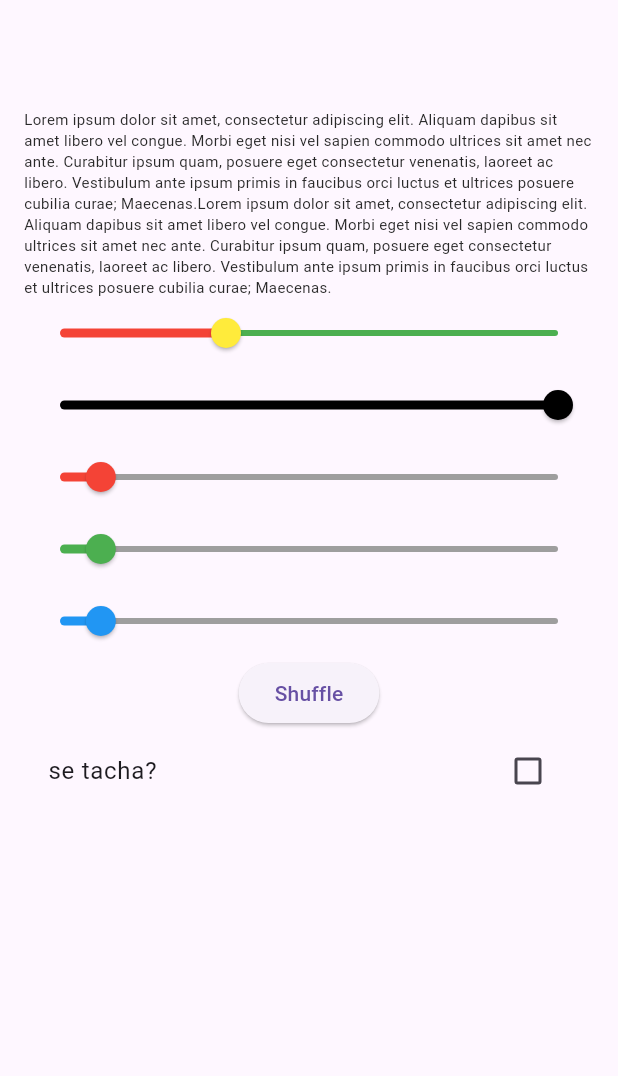
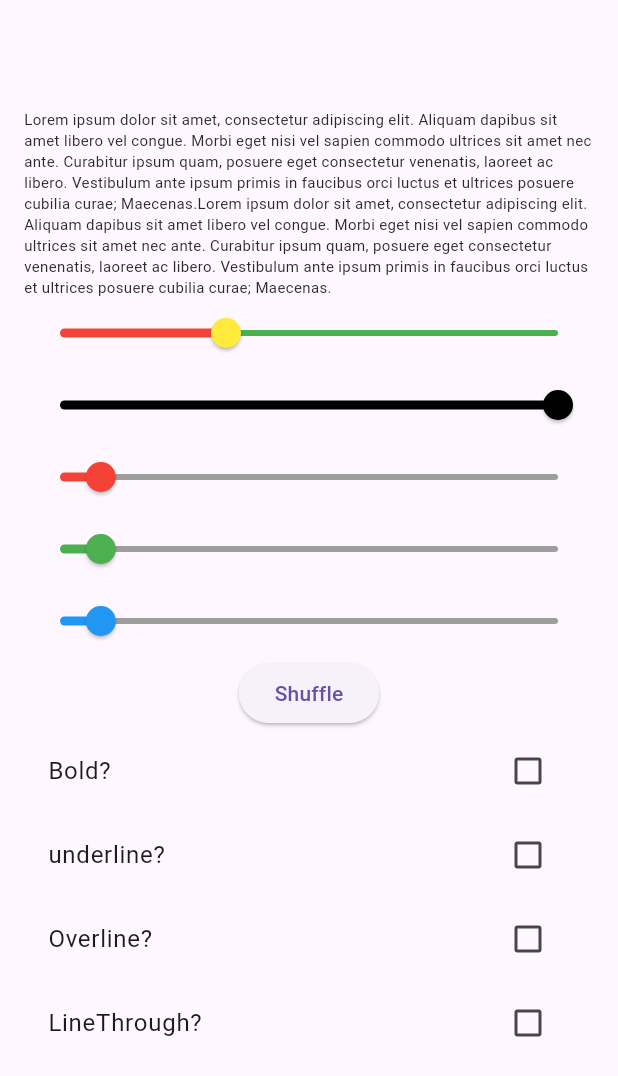
Before and after one commit to fr4nsgallegos/slider_app_g8, a Flutter app: the screen it shows after launch, on a phone screen of 412 x 824 dp. Shown: the top 1076 px of the screen. Run offline on Flutter 3.47's test engine with Material 3 defaults, Android fonts, the phone set to English and light mode, and no system bars.

Commit message:
adding textdecorations

```diff
--- a/lib/pages/home_page.dart
+++ b/lib/pages/home_page.dart
@@ -17,6 +17,10 @@ class _HomePageState extends State<HomePage> {
       "Lorem ipsum dolor sit amet, consectetur adipiscing elit. Aliquam dapibus sit amet libero vel congue. Morbi eget nisi vel sapien commodo ultrices sit amet nec ante. Curabitur ipsum quam, posuere eget consectetur venenatis, laoreet ac libero. Vestibulum ante ipsum primis in faucibus orci luctus et ultrices posuere cubilia curae; Maecenas.Lorem ipsum dolor sit amet, consectetur adipiscing elit. Aliquam dapibus sit amet libero vel congue. Morbi eget nisi vel sapien commodo ultrices sit amet nec ante. Curabitur ipsum quam, posuere eget consectetur venenatis, laoreet ac libero. Vestibulum ante ipsum primis in faucibus orci luctus et ultrices posuere cubilia curae; Maecenas.";
 
   bool isUnderline = false;
+  bool isOverline = false;
+  bool isLineThrough = false;
+  bool isBold = false;
+  List<TextDecoration> decorationTextExample = [];
   @override
   Widget build(BuildContext context) {
     return SafeArea(
@@ -30,6 +34,8 @@ class _HomePageState extends State<HomePage> {
                 Text(
                   textLorem,
                   style: TextStyle(
+                      fontWeight:
+                          isBold == true ? FontWeight.bold : FontWeight.normal,
                       fontSize: sizeValue,
                       color: Color.fromRGBO(
                         redValue.toInt(),
@@ -37,9 +43,17 @@ class _HomePageState extends State<HomePage> {
                         blueValue.toInt(),
                         opacityValue,
                       ),
-                    decoration: isUnderline == true
-                        ? TextDecoration.underline
-                        : TextDecoration.none,
+                      decoration: TextDecoration.combine(decorationTextExample
+                          // [
+                          //   TextDecoration.underline, //raya abajo
+                          //   TextDecoration.overline, //raya arriba
+                          //   TextDecoration.lineThrough, //tachado
+                          // ],
+                          )
+
+                      //  isUnderline == true
+                      //     ? TextDecoration.underline
+                      //     : TextDecoration.none,
                       //TextDecoration.underline, //raya abajo
                       //  TextDecoration.overline,//raya arriba
                       // TextDecoration.lineThrough, //tachado
@@ -116,12 +130,37 @@ class _HomePageState extends State<HomePage> {
                   child: Text("Shuffle"),
                 ),
                 CheckboxListTile(
-                    title: Text("se tacha?"),
-                    value: isUnderline,
+                  title: Text("Bold?"),
+                  value: isBold,
                   onChanged: (juanito) {
-                      isUnderline = juanito!;
+                    isBold = juanito!;
                     setState(() {});
-                    })
+                  },
+                ),
+                CheckboxListTile(
+                  title: Text("underline?"),
+                  value: isBold,
+                  onChanged: (juanito) {
+                    decorationTextExample.add(TextDecoration.underline);
+                    setState(() {});
+                  },
+                ),
+                CheckboxListTile(
+                  title: Text("Overline?"),
+                  value: isBold,
+                  onChanged: (juanito) {
+                    isOverline = juanito!;
+                    setState(() {});
+                  },
+                ),
+                CheckboxListTile(
+                  title: Text("LineThrough?"),
+                  value: isBold,
+                  onChanged: (juanito) {
+                    isLineThrough = juanito!;
+                    setState(() {});
+                  },
+                ),
               ],
             ),
           ),
```
Lines whose indentation alone changed are shown as unchanged.
